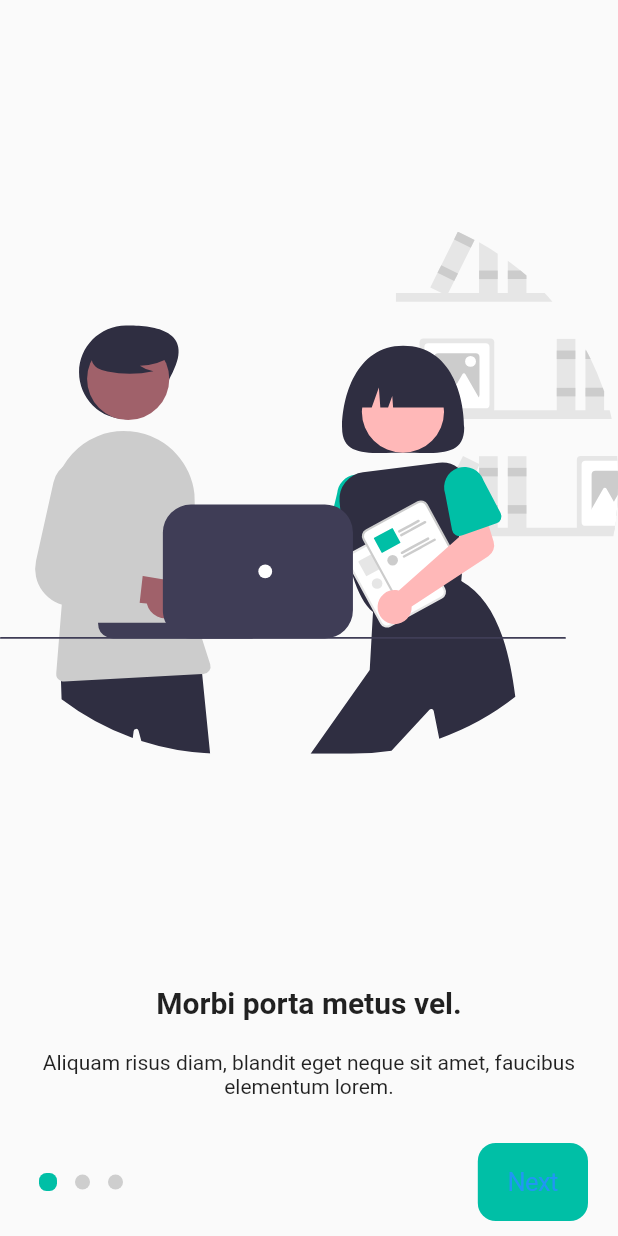
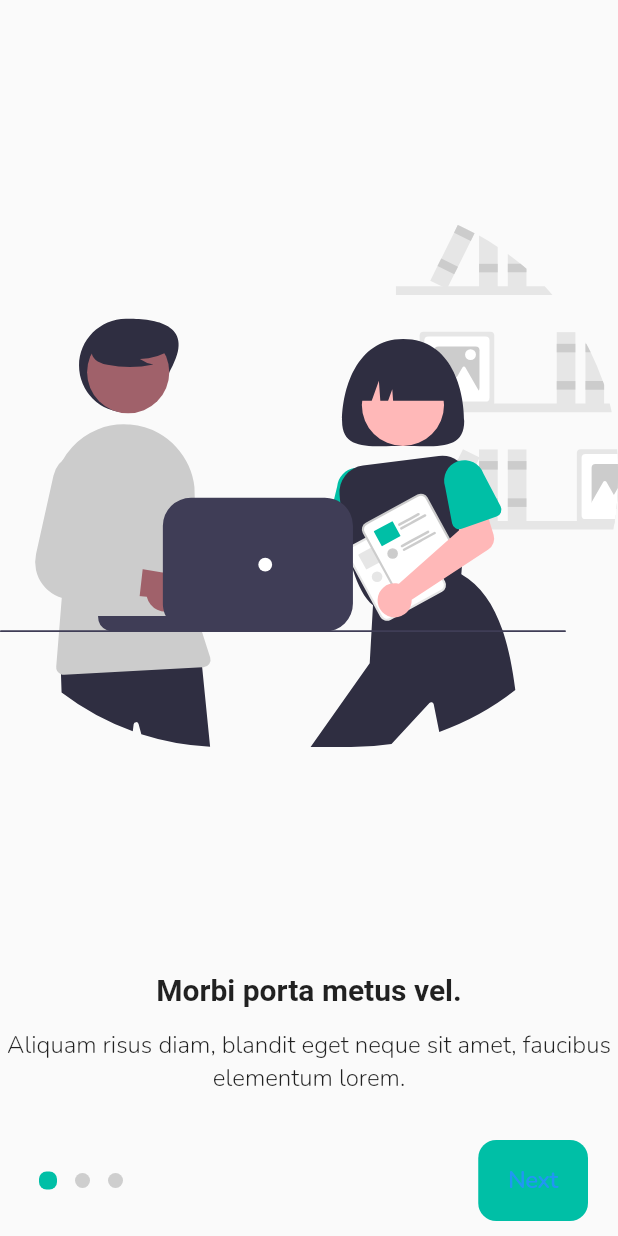
Before and after one commit to leoCardosoDev/flutter_project_unit_test, a Flutter app: the screen it shows after launch, on a phone screen of 412 x 824 dp. Run offline on Flutter 3.47's test engine with Material 2 defaults, Android fonts, the phone set to English and light mode, and no system bars; drawn by our look-alikes of dots_indicator; our stand-ins replace flutter_svg, google_fonts.

Commit message:
feat: add fonts colors google

```diff
--- a/lib/my_app.dart
+++ b/lib/my_app.dart
@@ -1,5 +1,6 @@
 import 'package:flutter/material.dart';
 
+import 'utils/theme_version_fonts.dart';
 import 'routes/pages.dart';
 
 class MyApp extends StatelessWidget {
@@ -11,6 +12,7 @@ class MyApp extends StatelessWidget {
       theme: ThemeData(
         primarySwatch: Colors.blue,
         visualDensity: VisualDensity.adaptivePlatformDensity,
+        textTheme: ThemeVersionFonts.textTheme,
       ),
       initialRoute: Pages.INITIAL,
       routes: Pages.routes,
--- a/lib/pages/onboarding/widgets/buttons_controls_widget.dart
+++ b/lib/pages/onboarding/widgets/buttons_controls_widget.dart
@@ -1,6 +1,7 @@
 import 'package:flutter/cupertino.dart';
 import 'package:flutter/material.dart';
 import 'package:flutter_projeto_cero/controllers/onboarding/onboarding_controller.dart';
+import 'package:flutter_projeto_cero/utils/theme_version_fonts.dart';
 import 'package:provider/provider.dart';
 
 import '../../../utils/theme_version_colors.dart';
@@ -21,7 +22,12 @@ class OnboardingControls extends StatelessWidget {
             return CupertinoButton(
               onPressed: () {},
               color: ThemeVersionColor.primaryColor,
-              child: Text(isEndPage ? "Get Started" : "Next"),
+              child: Text(
+                isEndPage ? "Get Started" : "Next",
+                style: ThemeVersionFonts.normal.copyWith(
+                  fontWeight: FontWeight.w600,
+                ),
+              ),
             );
           }),
         ],
--- a/lib/pages/onboarding/widgets/slider.dart
+++ b/lib/pages/onboarding/widgets/slider.dart
@@ -2,6 +2,7 @@ import 'package:flutter/material.dart';
 import 'package:provider/provider.dart';
 import 'package:flutter_svg/svg.dart';
 
+import '../../../utils/utils.dart';
 import '../../../data/models/onboardingitem.dart';
 import '../../../controllers/onboarding/onboarding_controller.dart';
 
@@ -23,15 +24,13 @@ class OnboardingSlide extends StatelessWidget {
                 Text(
                   item.title,
                   textAlign: TextAlign.center,
-                  style: TextStyle(
-                    fontWeight: FontWeight.bold,
-                    fontSize: 20,
-                  ),
+                  style: ThemeVersionFonts.title,
                 ),
-                SizedBox(height: 20),
+                SizedBox(height: 15),
                 Text(
                   item.description,
                   textAlign: TextAlign.center,
+                  style: ThemeVersionFonts.normal,
                 ),
                 SizedBox(height: 20),
               ],
--- /dev/null
+++ b/lib/utils/theme_version_fonts.dart
@@ -0,0 +1,17 @@
+import 'package:flutter/cupertino.dart';
+import 'package:flutter/material.dart';
+import 'package:google_fonts/google_fonts.dart';
+
+abstract class ThemeVersionFonts {
+  static final TextTheme textTheme = GoogleFonts.nunitoTextTheme();
+
+  static final title = GoogleFonts.roboto(
+    fontSize: 20,
+    fontWeight: FontWeight.bold,
+  );
+
+  static final normal = GoogleFonts.nunito(
+    fontSize: 16,
+    fontWeight: FontWeight.w300,
+  );
+}
--- /dev/null
+++ b/lib/utils/utils.dart
@@ -0,0 +1,2 @@
+export 'theme_version_colors.dart';
+export 'theme_version_fonts.dart';
```
